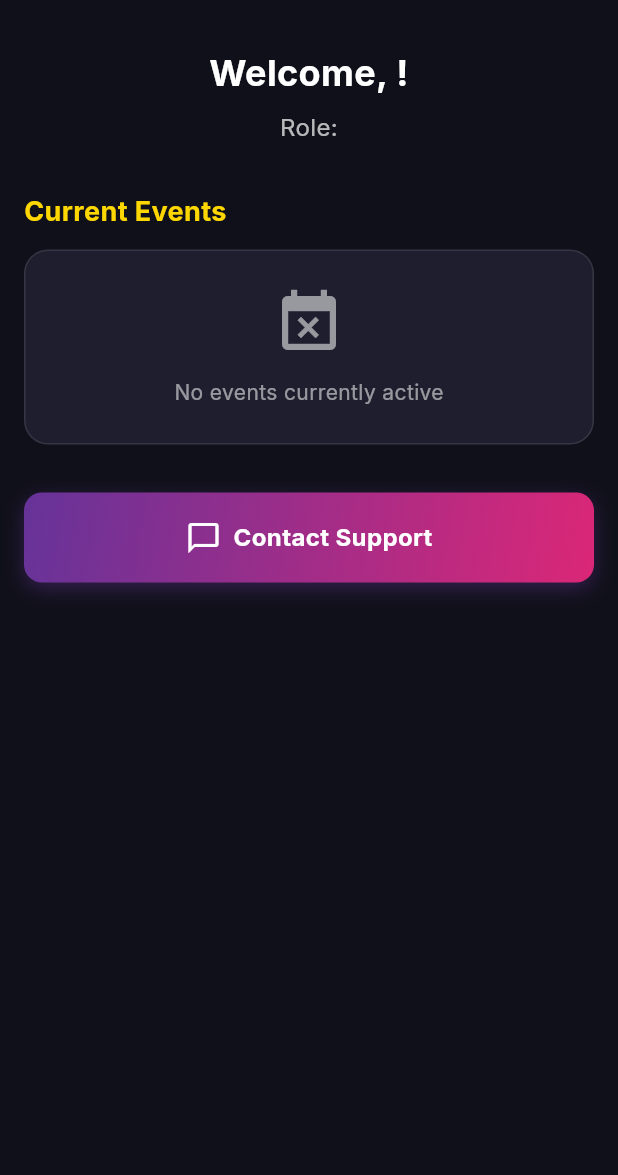
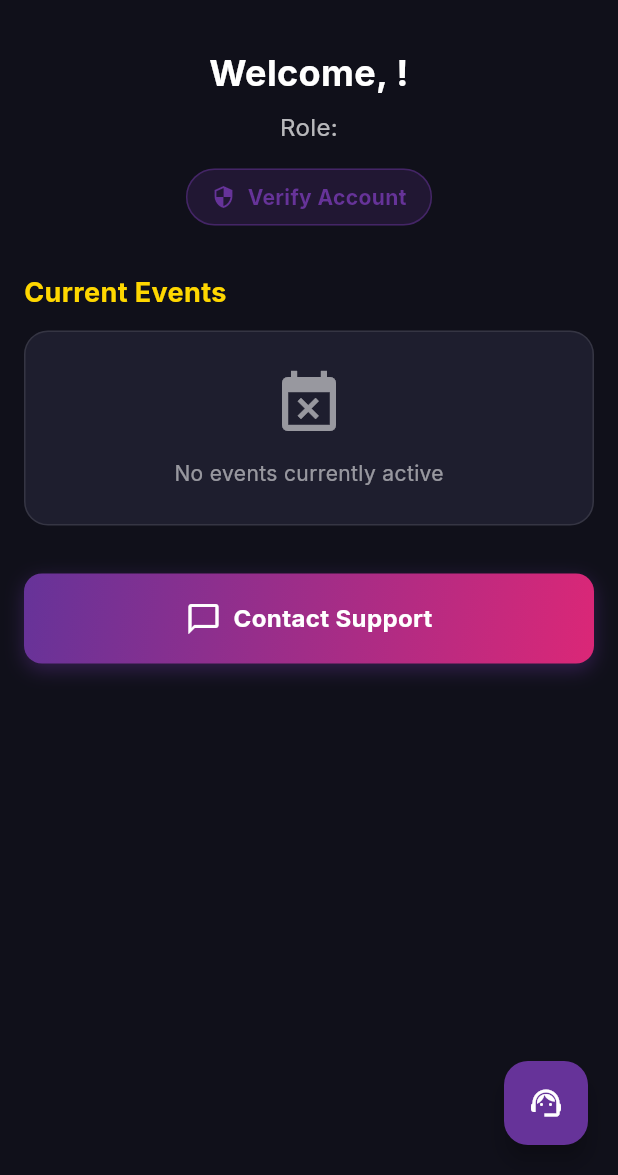
Before and after one commit to bibek-beebayk/rollin-community, a Flutter app: the HomeScreen screen opened directly, after a tap on the "logout" icon, on a phone screen of 412 x 824 dp, the part 61-1236 px from its top. Run offline on Flutter 3.47's test engine with Material 3 defaults, Android fonts, the phone set to English and light mode, and no system bars; our stand-ins replace file_picker, firebase_core, firebase_messaging, google_fonts, shared_preferences; accounts and stored records are empty; network calls fail.

Commit message:
feat: add OTP player verification flow and persistent global support chat bubble

```diff
--- a/lib/main.dart
+++ b/lib/main.dart
@@ -11,6 +11,8 @@ import 'services/notification_service.dart';
 // Placeholder for Dashboard (we'll create this next)
 import 'screens/dashboard_screen.dart';
 import 'screens/home_screen.dart';
+import 'widgets/global_chat_bubble.dart';
+import 'utils/chat_route_observer.dart';
 
 void main() async {
   WidgetsFlutterBinding.ensureInitialized();
@@ -25,6 +27,10 @@ void main() async {
 class StaffChatApp extends StatelessWidget {
   const StaffChatApp({super.key});
 
+  static final GlobalKey<NavigatorState> navigatorKey =
+      GlobalKey<NavigatorState>();
+  static final ChatRouteObserver chatRouteObserver = ChatRouteObserver();
+
   @override
   Widget build(BuildContext context) {
     return MultiProvider(
@@ -35,9 +41,19 @@ class StaffChatApp extends StatelessWidget {
         ), // Added this line
       ],
       child: MaterialApp(
+        navigatorKey: navigatorKey,
+        navigatorObservers: [chatRouteObserver],
         title: 'Staff Chat',
         debugShowCheckedModeBanner: false,
         theme: AppTheme.theme,
+        builder: (context, child) {
+          return Stack(
+            children: [
+              child!,
+              const GlobalChatBubble(),
+            ],
+          );
+        },
         home: const AuthWrapper(),
       ),
     );
--- a/lib/models/message.dart
+++ b/lib/models/message.dart
@@ -35,6 +35,7 @@ class Message {
               email: '',
               userType: 'player', // Default to player if unknown
               isVerified: false,
+              verificationStatus: 'none',
             ),
       content: json['content'] ?? (json['message'] ?? ''),
       timestamp: _parseDate(json['timestamp']) ?? DateTime.now(),
--- a/lib/models/user.dart
+++ b/lib/models/user.dart
@@ -4,6 +4,7 @@ class User {
   final String email;
   final String userType;
   final bool isVerified;
+  final String verificationStatus;
   final String? avatar;
 
   User({
@@ -12,6 +13,7 @@ class User {
     required this.email,
     required this.userType,
     required this.isVerified,
+    required this.verificationStatus,
     this.avatar,
   });
 
@@ -22,6 +24,7 @@ class User {
       email: json['email'] ?? '',
       userType: json['user_type'] ?? 'client',
       isVerified: json['is_verified'] ?? false,
+      verificationStatus: json['verification_status'] ?? 'none',
       avatar: json['avatar'],
     );
   }
@@ -40,6 +43,7 @@ class User {
       'email': email,
       'user_type': userType,
       'is_verified': isVerified,
+      'verification_status': verificationStatus,
       'avatar': avatar,
     };
   }
--- a/lib/screens/home_screen.dart
+++ b/lib/screens/home_screen.dart
@@ -8,6 +8,7 @@ import '../models/event.dart';
 import '../services/event_service.dart';
 import '../services/notification_service.dart';
 import 'chat_screen.dart';
+import 'verify_user_screen.dart';
 
 class HomeScreen extends StatefulWidget {
   const HomeScreen({super.key});
@@ -89,6 +90,8 @@ class _HomeScreenState extends State<HomeScreen> {
               ),
               textAlign: TextAlign.center,
             ),
+            const SizedBox(height: 16),
+            _buildVerificationStatus(context, user),
             const SizedBox(height: 32),
 
             // Events Section
@@ -287,6 +290,7 @@ class _HomeScreenState extends State<HomeScreen> {
             context,
             MaterialPageRoute(
               builder: (context) => ChatScreen(room: room),
+              settings: const RouteSettings(name: 'ChatScreen'),
             ),
           );
         }
@@ -308,4 +312,79 @@ class _HomeScreenState extends State<HomeScreen> {
       }
     }
   }
+
+  Widget _buildVerificationStatus(BuildContext context, dynamic user) {
+    if (user == null) return const SizedBox.shrink();
+
+    // Verified
+    if (user.isVerified) {
+      return Row(
+        mainAxisAlignment: MainAxisAlignment.center,
+        children: [
+          const Icon(Icons.verified, color: Colors.blueAccent, size: 20),
+          const SizedBox(width: 8),
+          Text(
+            'Verified Account',
+            style: TextStyle(
+              color: Colors.blueAccent.shade100,
+              fontWeight: FontWeight.bold,
+            ),
+          ),
+        ],
+      );
+    }
+
+    // Pending
+    if (user.verificationStatus == 'pending') {
+      return Row(
+        mainAxisAlignment: MainAxisAlignment.center,
+        children: [
+          const Icon(Icons.pending, color: Colors.orangeAccent, size: 20),
+          const SizedBox(width: 8),
+          Text(
+            'Verification Pending',
+            style: TextStyle(
+              color: Colors.orangeAccent.shade100,
+              fontWeight: FontWeight.bold,
+            ),
+          ),
+        ],
+      );
+    }
+
+    // Not Verified
+    return Center(
+      child: InkWell(
+        onTap: () {
+          Navigator.push(
+            context,
+            MaterialPageRoute(builder: (context) => const VerifyUserScreen()),
+          );
+        },
+        borderRadius: BorderRadius.circular(20),
+        child: Container(
+          padding: const EdgeInsets.symmetric(horizontal: 16, vertical: 8),
+          decoration: BoxDecoration(
+            color: AppTheme.primary.withOpacity(0.2),
+            borderRadius: BorderRadius.circular(20),
+            border: Border.all(color: AppTheme.primary.withOpacity(0.5)),
+          ),
+          child: Row(
+            mainAxisSize: MainAxisSize.min,
+            children: const [
+              Icon(Icons.security, color: AppTheme.primary, size: 16),
+              SizedBox(width: 8),
+              Text(
+                'Verify Account',
+                style: TextStyle(
+                  color: AppTheme.primary,
+                  fontWeight: FontWeight.bold,
+                ),
+              ),
+            ],
+          ),
+        ),
+      ),
+    );
+  }
 }
--- /dev/null
+++ b/lib/utils/chat_route_observer.dart
@@ -0,0 +1,34 @@
+import 'package:flutter/material.dart';
+
+class ChatRouteObserver extends NavigatorObserver {
+  final ValueNotifier<bool> isChatScreenVisible = ValueNotifier(false);
+
+  @override
+  void didPush(Route<dynamic> route, Route<dynamic>? previousRoute) {
+    super.didPush(route, previousRoute);
+    _checkRoute(route);
+  }
+
+  @override
+  void didPop(Route<dynamic> route, Route<dynamic>? previousRoute) {
+    super.didPop(route, previousRoute);
+    if (previousRoute != null) {
+      _checkRoute(previousRoute);
+    }
+  }
+
+  @override
+  void didReplace({Route<dynamic>? newRoute, Route<dynamic>? oldRoute}) {
+    super.didReplace(newRoute: newRoute, oldRoute: oldRoute);
+    if (newRoute != null) {
+      _checkRoute(newRoute);
+    }
+  }
+
+  void _checkRoute(Route<dynamic> route) {
+    final isChat = route.settings.name == 'ChatScreen';
+    if (isChatScreenVisible.value != isChat) {
+      isChatScreenVisible.value = isChat;
+    }
+  }
+}
--- /dev/null
+++ b/lib/widgets/global_chat_bubble.dart
@@ -0,0 +1,78 @@
+import 'package:flutter/material.dart';
+import 'package:provider/provider.dart';
+import '../providers/auth_provider.dart';
+import '../providers/chat_provider.dart';
+import '../screens/chat_screen.dart';
+import '../theme/app_theme.dart';
+import '../main.dart';
+
+class GlobalChatBubble extends StatelessWidget {
+  const GlobalChatBubble({super.key});
+
+  @override
+  Widget build(BuildContext context) {
+    return ValueListenableBuilder<bool>(
+      valueListenable: StaffChatApp.chatRouteObserver.isChatScreenVisible,
+      builder: (context, isChatVisible, child) {
+        if (isChatVisible) return const SizedBox.shrink();
+
+        final auth = context.watch<AuthProvider>();
+
+        // Only show if authenticated and NOT a staff member (staff uses Dashboard)
+        // If you want it for staff too, remove `|| auth.isStaff`
+        if (!auth.isAuthenticated || auth.isStaff) {
+          return const SizedBox.shrink();
+        }
+
+        // Hide on specific screens if needed?
+        // The bubble is in Overlay, so it stays on top.
+
+        return Positioned(
+          bottom: 20,
+          right: 20,
+          child: FloatingActionButton(
+            heroTag: 'global_support_chat_fab', // Unique tag to avoid conflicts
+            onPressed: () => _openChat(context),
+            backgroundColor: AppTheme.primary,
+            elevation: 6,
+            child: const Icon(Icons.support_agent, color: Colors.white),
+          ),
+        );
+      },
+    );
+  }
+
+  Future<void> _openChat(BuildContext context) async {
+    final chatProvider = context.read<ChatProvider>();
+    final authProvider = context.read<AuthProvider>();
+
+    try {
+      final room = await chatProvider.joinSupportRoom(authProvider.apiClient);
+
+      if (room != null) {
+        // Use the global navigator key to push the ChatScreen
+        StaffChatApp.navigatorKey.currentState?.push(
+          MaterialPageRoute(
+            builder: (_) => ChatScreen(room: room),
+            settings: const RouteSettings(name: 'ChatScreen'),
+          ),
+        );
+      } else {
+        ScaffoldMessenger.of(context).showSnackBar(
+          const SnackBar(
+            content:
+                Text('No active support session found. Please contact admin.'),
+            backgroundColor: Colors.redAccent,
+          ),
+        );
+      }
+    } catch (e) {
+      ScaffoldMessenger.of(context).showSnackBar(
+        SnackBar(
+          content: Text('Failed to connect: $e'),
+          backgroundColor: Colors.redAccent,
+        ),
+      );
+    }
+  }
+}
```
Also changed, not shown: lib/api/api_client.dart (+20 -1 lines), lib/providers/auth_provider.dart (+31 -0 lines), lib/providers/chat_provider.dart (+24 -0 lines), lib/screens/verify_user_screen.dart (added, +180 -0 lines).
